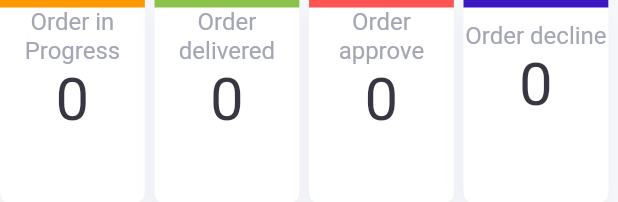
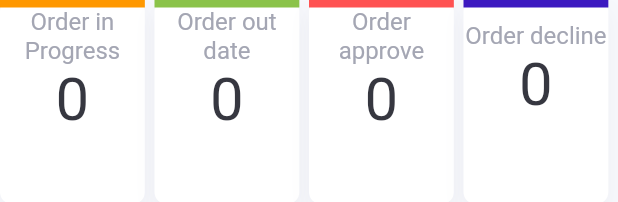
Before and after one commit to CodeForFunUIT/admin-dashboard, a Flutter app: the OverviewCardsLargeScreen widget shown alone on an empty page, opened directly, on a phone screen of 412 x 824 dp. Shown: the top 202 px of the screen. Run offline on Flutter 3.47's test engine with Material 2 defaults, Android fonts, the phone set to English and light mode, and no system bars; our stand-ins replace charts_flutter_new, data_table_2, get, google_fonts, image_picker; missing offline and left inert: dart:html; network calls fail.

Commit message:
update revenue

```diff
--- a/lib/controllers/product_controller.dart
+++ b/lib/controllers/product_controller.dart
@@ -33,6 +33,148 @@ class ProductController extends GetxController {
       _orders.where((e) => e.status == 'approve').length;
   int get lengthOrderDecline =>
       _orders.where((e) => e.status == 'decline').length;
+  int get lengthOrderOutDate =>
+      _orders.where((e) => e.status == 'outDate').length;
+
+  DateTime date(Order order) {
+    String day = order.date!.split('/').first;
+    String month = order.date!.split('/')[1];
+    String year = order.date!.split('/')[2];
+    return DateTime(int.parse(year), int.parse(month), int.parse(day));
+  }
+
+  int get salaryToday => _orders
+      .where(
+        (e) =>
+            int.parse(e.date!.split('/').first) == DateTime.now().day &&
+            e.status == "approve",
+      )
+      .fold(0, (pre, e) => pre + int.parse(e.price!));
+  int get salaryLast7Day => _orders
+      .where(
+        (e) =>
+            date(e).compareTo(
+                  DateTime.now().subtract(
+                    const Duration(days: 7),
+                  ),
+                ) >
+                0 &&
+            e.status == "approve",
+      )
+      .fold(0, (pre, e) => pre + int.parse(e.price!));
+
+  int get salaryThisMonth => _orders
+      .where(
+        (e) =>
+            date(e).compareTo(
+                  DateTime(
+                    DateTime.now().year,
+                    DateTime.now().month,
+                    1,
+                  ),
+                ) >=
+                0 &&
+            date(e).compareTo(
+                  DateTime(
+                    DateTime.now().year,
+                    DateTime.now().month + 1,
+                    1,
+                  ),
+                ) <
+                0 &&
+            e.status == "approve",
+      )
+      .fold(0, (pre, e) => pre + int.parse(e.price!));
+
+  int get salaryLastMonth => _orders
+      .where(
+        (e) =>
+            date(e).compareTo(
+                  DateTime(
+                    DateTime.now().year,
+                    DateTime.now().month - 1,
+                    1,
+                  ),
+                ) >=
+                0 &&
+            date(e).compareTo(
+                  DateTime(
+                    DateTime.now().year,
+                    DateTime.now().month,
+                    1,
+                  ),
+                ) <
+                0 &&
+            e.status == "approve",
+      )
+      .fold(0, (pre, e) => pre + int.parse(e.price!));
+  int get salaryLast2Month => _orders
+      .where(
+        (e) =>
+            date(e).compareTo(
+                  DateTime(
+                    DateTime.now().year,
+                    DateTime.now().month - 2,
+                    1,
+                  ),
+                ) >=
+                0 &&
+            date(e).compareTo(
+                  DateTime(
+                    DateTime.now().year,
+                    DateTime.now().month - 1,
+                    1,
+                  ),
+                ) <
+                0 &&
+            e.status == "approve",
+      )
+      .fold(0, (pre, e) => pre + int.parse(e.price!));
+  int get salaryLast3Month => _orders
+      .where(
+        (e) =>
+            date(e).compareTo(
+                  DateTime(
+                    DateTime.now().year,
+                    DateTime.now().month - 3,
+                    1,
+                  ),
+                ) >=
+                0 &&
+            date(e).compareTo(
+                  DateTime(
+                    DateTime.now().year,
+                    DateTime.now().month - 2,
+                    1,
+                  ),
+                ) <
+                0 &&
+            e.status == "approve",
+      )
+      .fold(0, (pre, e) => pre + int.parse(e.price!));
+
+  int get salaryLastYear => _orders
+      .where(
+        (e) =>
+            date(e).compareTo(
+                  DateTime(
+                    DateTime.now().year - 1,
+                    DateTime.now().month,
+                    1,
+                  ),
+                ) >=
+                0 &&
+            date(e).compareTo(
+                  DateTime(
+                    DateTime.now().year,
+                    DateTime.now().month,
+                    1,
+                  ),
+                ) <
+                0 &&
+            e.status == "approve",
+      )
+      .fold(0, (pre, e) => pre + int.parse(e.price!));
 
   late ProductDetail _detail;
   ProductDetail get detail => _detail;
@@ -97,13 +239,16 @@ class ProductController extends GetxController {
 
   Future<void> updateOrder({
     required Order order,
-    bool isApprove = true,
+    required String status,
+    // approve
+    // decline
+    //outDate
   }) async {
     final body = {
       "id": int.parse(order.id!),
       "idUser": int.parse(order.idUser!),
       "price": order.price,
-      "status": isApprove ? "approve" : "decline",
+      "status": status,
       "date": order.date,
     };
     final http.Response response = await http.post(
--- a/lib/pages/overview/widgets/overview_cards_large.dart
+++ b/lib/pages/overview/widgets/overview_cards_large.dart
@@ -22,8 +22,8 @@ class OverviewCardsLargeScreen extends StatelessWidget {
           ),
           SizedBox(width: width / 64),
           InfoCard(
-            title: "Order delivered",
-            value: "0",
+            title: "Order out date",
+            value: controller.lengthOrderOutDate.toString(),
             topColor: Colors.lightGreen,
             onTap: () {},
           ),
--- a/lib/pages/overview/widgets/revenue_section_small.dart
+++ b/lib/pages/overview/widgets/revenue_section_small.dart
@@ -36,10 +36,10 @@ class RevenueSectionSmall extends StatelessWidget {
                   weight: FontWeight.bold,
                   color: lightGrey,
                 ),
-                SizedBox(
+                const SizedBox(
                   width: 600,
                   height: 200,
-                  child: SimpleBarChart.withSampleData(),
+                  child: SimpleBarChart(animate: true),
                 ),
               ],
             ),
```
Also changed, not shown: lib/pages/orders/order_table.dart (+59 -9 lines), lib/pages/overview/widgets/bar_chart.dart (+28 -20 lines), lib/pages/overview/widgets/revenue_section_large.dart (+15 -10 lines).
